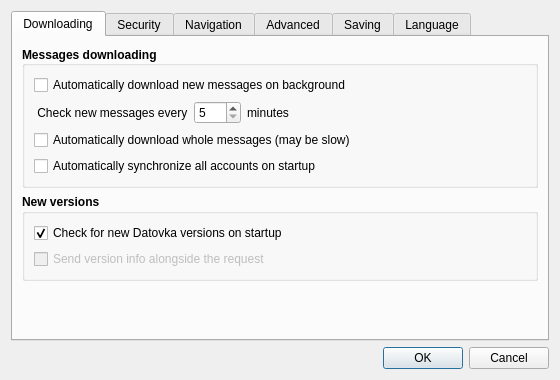
First picture: the form in src/gui/ui/dlg_preferences.ui, repository psakar/datovka, before the edit.
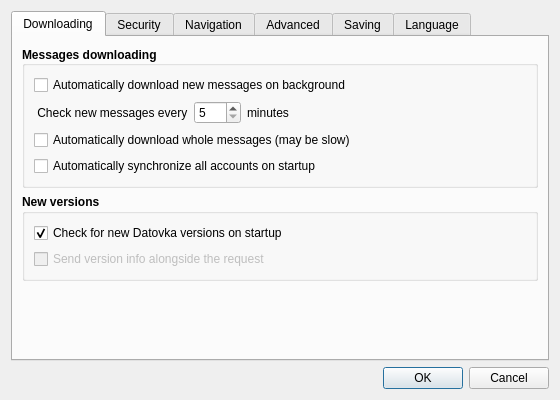
Second picture: the form after the edit. Icons and pictures are not drawn.

Commit message: Fixed size of preferences window

Patch:
```diff
--- a/src/gui/ui/dlg_preferences.ui
+++ b/src/gui/ui/dlg_preferences.ui
@@ -7,13 +7,13 @@
     <x>0</x>
     <y>0</y>
     <width>560</width>
-    <height>380</height>
+    <height>400</height>
    </rect>
   </property>
   <property name="minimumSize">
    <size>
     <width>560</width>
-    <height>380</height>
+    <height>400</height>
    </size>
   </property>
   <property name="windowTitle">
```
